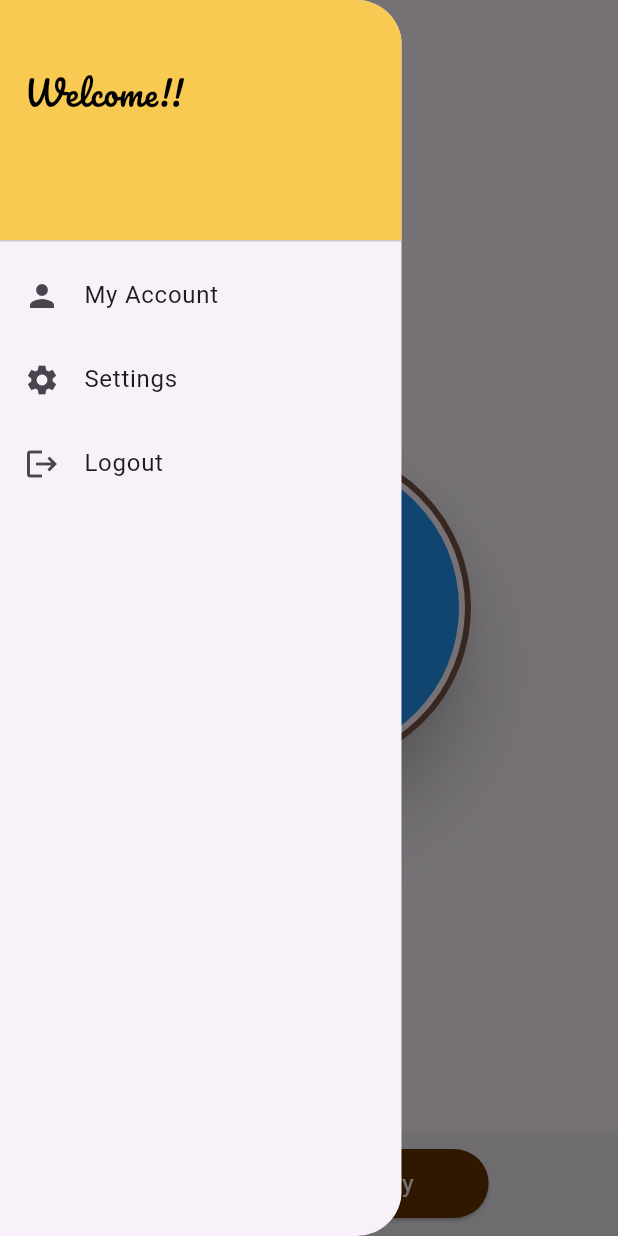
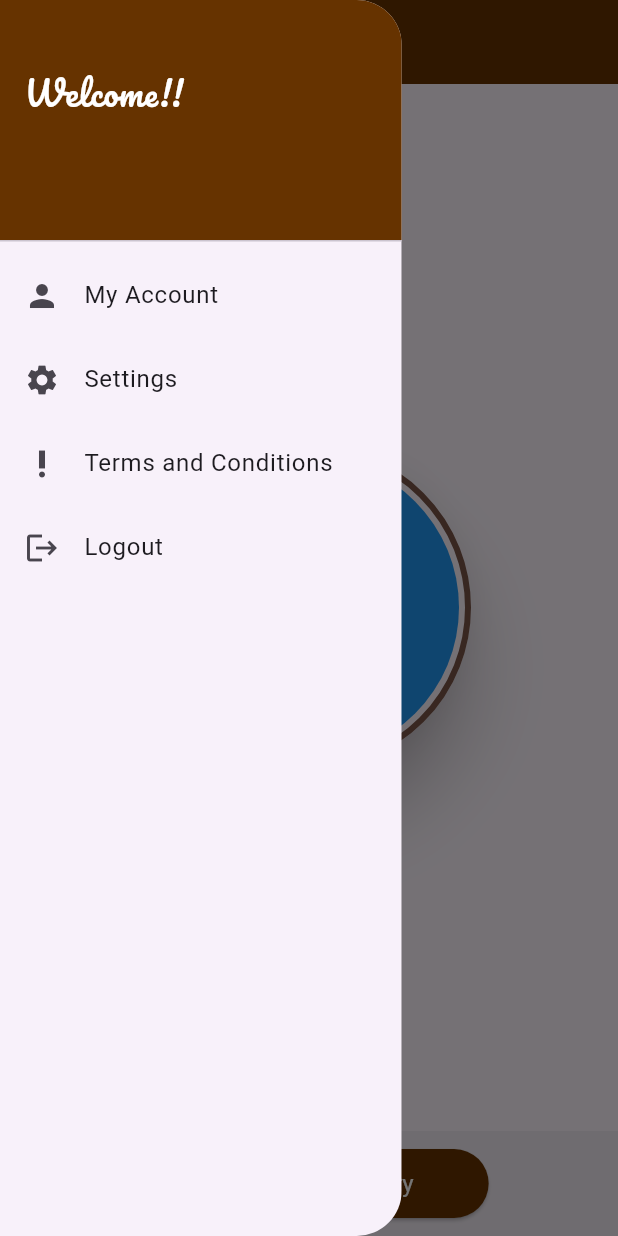
Before and after one commit to ARYANRAJ990/whatBytesTask, a Flutter app: the HomeView screen opened by its route, with the side drawer open, on a phone screen of 412 x 824 dp. Run offline on Flutter 3.47's test engine with Material 3 defaults, Android fonts, the light colour scheme and no system bars; our stand-ins replace another_flushbar, cloud_firestore, firebase_auth, firebase_core, flutter_screenutil, fluttertoast and 2 more; missing offline and left inert: firebase_app_check; accounts and stored records are empty.

Commit message:
add terms and conditions

```diff
--- a/lib/Utils/Routes/routes.dart
+++ b/lib/Utils/Routes/routes.dart
@@ -1,6 +1,8 @@
 import 'package:flutter/material.dart';
 import 'package:world_of_wood/Utils/Routes/routes_name.dart';
 import 'package:world_of_wood/View/Home_view.dart';
+import 'package:world_of_wood/View/Navbar_view/terms_and_conditions_view.dart';
+import 'package:world_of_wood/View/Navbar_view/user_details_view.dart';
 import 'package:world_of_wood/View/Splash_view.dart';
 
 import '../../View/Auth_View/Login_View.dart';
@@ -21,6 +23,12 @@ class Routes{
         case RoutesName.userProfile:
         return MaterialPageRoute(
             builder: (BuildContext context) => UserDetailsForm());
+        case RoutesName.userdetails:
+        return MaterialPageRoute(
+            builder: (BuildContext context) => UserDetails());
+        case RoutesName.terms:
+        return MaterialPageRoute(
+            builder: (BuildContext context) => TermsAndConditionsView());
       default:
         return MaterialPageRoute(builder: (_) {
           return const Scaffold(
--- a/lib/Utils/Routes/routes_name.dart
+++ b/lib/Utils/Routes/routes_name.dart
@@ -3,4 +3,6 @@ class RoutesName{
   static const String splash = 'Splash_screen';
   static const String home = 'Home_view';
   static const String userProfile = 'User_profile';
+  static const String userdetails = 'user_details';
+  static const String terms = 'terms_conditions';
 }
--- a/lib/Utils/constrainst/Text_Style.dart
+++ b/lib/Utils/constrainst/Text_Style.dart
@@ -7,6 +7,11 @@ final KTextStyle = TextStyle(
   fontWeight: FontWeight.w600,
 );
 
+final KTextStyle2 = TextStyle(
+  color: Appcolors.black,
+  fontSize: 18,
+  fontWeight: FontWeight.w600,
+);
 final AppbarText = TextStyle(
   color: Appcolors.white,
   fontSize: 18,
--- a/lib/View/Home_view.dart
+++ b/lib/View/Home_view.dart
@@ -16,7 +16,10 @@ class _HomeViewState extends State<HomeView> {
   @override
   Widget build(BuildContext context) {
     return Scaffold(
-      appBar: AppBar(title: const Text('Points')),
+      appBar: AppBar(title: const Text('Points'),
+        backgroundColor: Appcolors.brown,
+        foregroundColor: Appcolors.white,
+      ),
       drawer: SizedBox(
         width: MediaQuery.of(context).size.width * 0.65,
         child: ClipRRect(
--- a/lib/View/Side_navbar.dart
+++ b/lib/View/Side_navbar.dart
@@ -17,10 +17,9 @@ class NavBar extends StatelessWidget {
           Consumer<AuthViewModel>(
             builder: (context, authViewModel, child) {
               final userName = authViewModel.currentUser?.displayName ?? "Guest";
-
               return DrawerHeader(
                 decoration: const BoxDecoration(
-                  color: Appcolors.lightyellow,
+                  color: Appcolors.brown,
                 ),
                 child: Column(
                   crossAxisAlignment: CrossAxisAlignment.start,
@@ -30,7 +29,7 @@ class NavBar extends StatelessWidget {
                       "Welcome!!",
                       style: GoogleFonts.pacifico(
                         textStyle: const TextStyle(
-                          color: Appcolors.black,
+                          color: Appcolors.white,
                           fontSize: 22,
                         ),
                       ),
@@ -40,7 +39,7 @@ class NavBar extends StatelessWidget {
                       userName,
                       style: GoogleFonts.pacifico(
                         textStyle: const TextStyle(
-                          color: Appcolors.black,
+                          color: Appcolors.white,
                           fontSize: 25,
                         ),
                       ),
@@ -55,7 +54,7 @@ class NavBar extends StatelessWidget {
             title: const Text('My Account'),
             onTap: () {
               // Handle navigation to My Account
-              Navigator.pushReplacementNamed(context, RoutesName.userProfile);
+              Navigator.pushNamed(context, RoutesName.userdetails);
             },
           ),
           ListTile(
@@ -64,6 +63,14 @@ class NavBar extends StatelessWidget {
             onTap: () {
               // Handle navigation to Settings
               Navigator.pop(context);
+            },
+          ),
+          ListTile(
+            leading: const Icon(Icons.priority_high),
+            title: const Text('Terms and Conditions'),
+            onTap: () {
+              // Handle navigation to History
+              Navigator.pushNamed(context, RoutesName.terms);
             },
           ),
           ListTile(
```
Also changed, not shown: lib/View/Navbar_view/terms_and_conditions_view.dart (added, +129 -0 lines), lib/View/Navbar_view/user_details_view.dart (added, +82 -0 lines).
